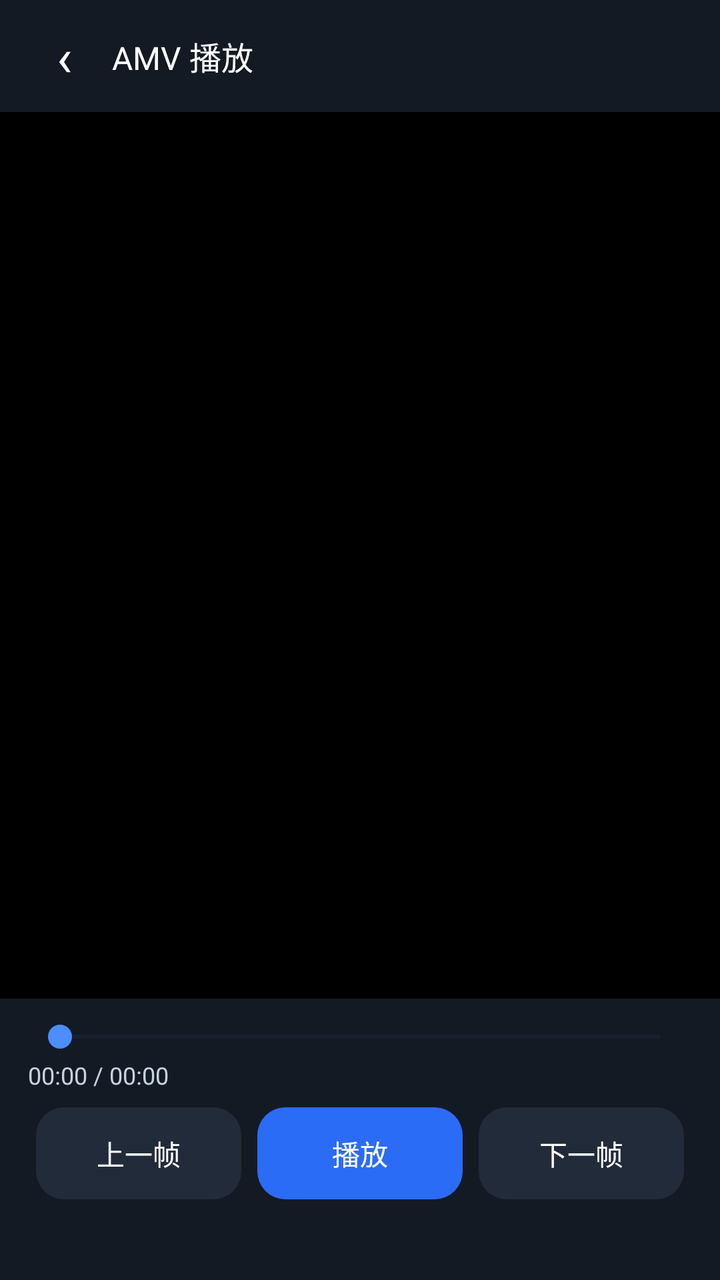
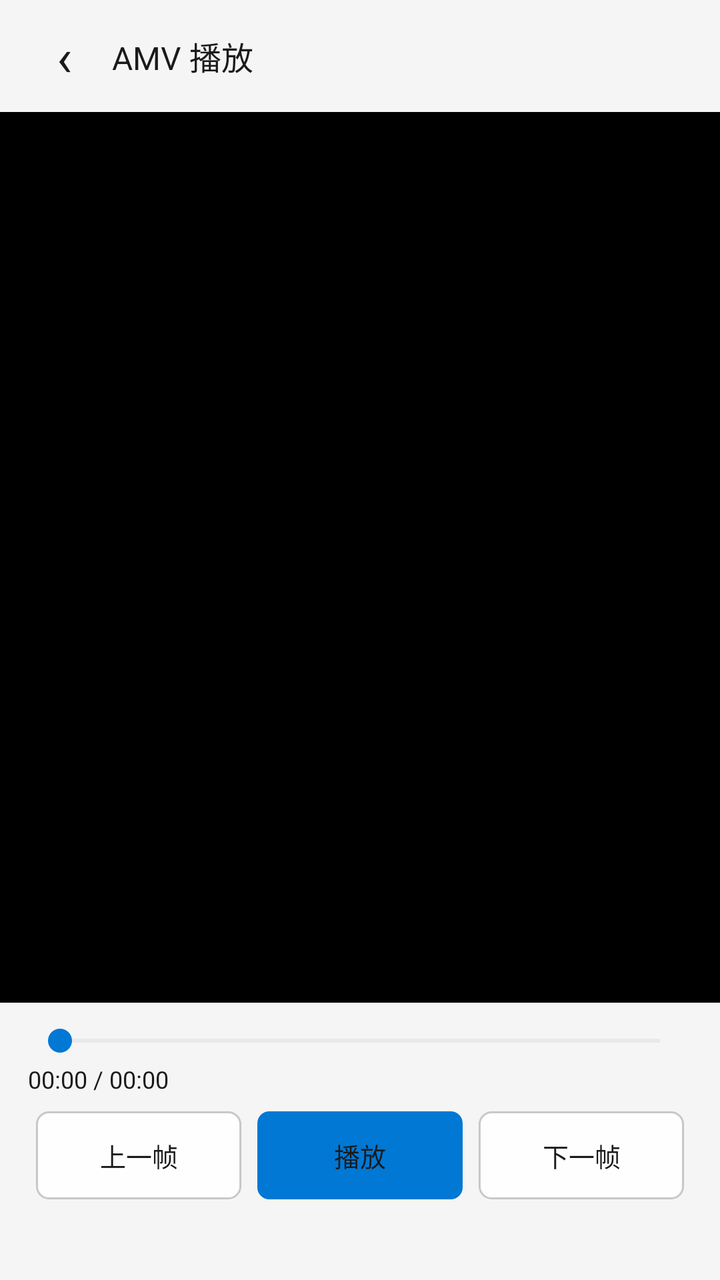

Before-and-after screenshots of an Android layout around one commit, followed by the original layout XML and the change that was made.
<!-- AndroidManifest.xml: application theme AmvTheme -->
<!-- res/layout/activity_player.xml -->
<?xml version="1.0" encoding="utf-8"?>
<LinearLayout xmlns:android="http://schemas.android.com/apk/res/android"
    android:layout_width="match_parent"
    android:layout_height="match_parent"
    android:background="#0B0F16"
    android:orientation="vertical">

    <LinearLayout
        android:layout_width="match_parent"
        android:layout_height="56dp"
        android:background="#141A24"
        android:gravity="center_vertical"
        android:orientation="horizontal"
        android:paddingStart="8dp"
        android:paddingEnd="16dp">

        <TextView
            android:id="@+id/btnBack"
            android:layout_width="wrap_content"
            android:layout_height="match_parent"
            android:gravity="center"
            android:minWidth="48dp"
            android:text="‹"
            android:textColor="#FFFFFF"
            android:textSize="26sp" />

        <TextView
            android:id="@+id/tvPlayerTitle"
            android:layout_width="0dp"
            android:layout_height="wrap_content"
            android:layout_weight="1"
            android:ellipsize="middle"
            android:singleLine="true"
            android:text="AMV 播放"
            android:textColor="#FFFFFF"
            android:textSize="16sp" />
    </LinearLayout>

    <FrameLayout
        android:layout_width="match_parent"
        android:layout_height="0dp"
        android:layout_weight="1"
        android:background="#000000">

        <ImageView
            android:id="@+id/playerImage"
            android:layout_width="match_parent"
            android:layout_height="match_parent"
            android:layout_gravity="center"
            android:scaleType="fitCenter" />

        <ProgressBar
            android:id="@+id/playerLoading"
            android:layout_width="wrap_content"
            android:layout_height="wrap_content"
            android:layout_gravity="center"
            android:indeterminate="true"
            android:indeterminateTint="#4C8DFF" />

        <TextView
            android:id="@+id/tvPlayerMessage"
            android:layout_width="wrap_content"
            android:layout_height="wrap_content"
            android:layout_gravity="center"
            android:gravity="center"
            android:padding="24dp"
            android:textColor="#9AA7BB"
            android:textSize="14sp" />
    </FrameLayout>

    <LinearLayout
        android:layout_width="match_parent"
        android:layout_height="wrap_content"
        android:background="#141A24"
        android:orientation="vertical"
        android:paddingStart="14dp"
        android:paddingTop="10dp"
        android:paddingEnd="14dp"
        android:paddingBottom="14dp">

        <SeekBar
            android:id="@+id/playerSeek"
            android:layout_width="match_parent"
            android:layout_height="wrap_content"
            android:max="100"
            android:progressBackgroundTint="#2A3345"
            android:progressTint="#4C8DFF"
            android:thumbTint="#4C8DFF" />

        <LinearLayout
            android:layout_width="match_parent"
            android:layout_height="wrap_content"
            android:layout_marginTop="2dp"
            android:orientation="horizontal">

            <TextView
                android:id="@+id/tvPlayerTime"
                android:layout_width="0dp"
                android:layout_height="wrap_content"
                android:layout_weight="1"
                android:text="00:00 / 00:00"
                android:textColor="#C7D2E0"
                android:textSize="12sp" />

            <TextView
                android:id="@+id/tvPlayerFrame"
                android:layout_width="wrap_content"
                android:layout_height="wrap_content"
                android:text=""
                android:textColor="#8A97AB"
                android:textSize="12sp" />
        </LinearLayout>

        <LinearLayout
            android:layout_width="match_parent"
            android:layout_height="wrap_content"
            android:layout_marginTop="8dp"
            android:orientation="horizontal">

            <Button
                android:id="@+id/btnPlayerPrev"
                style="@style/AmvPlayerButton"
                android:text="上一帧" />

            <Button
                android:id="@+id/btnPlayerPlay"
                style="@style/AmvPlayerButton"
                android:background="@drawable/bg_button_primary"
                android:text="播放" />

            <Button
                android:id="@+id/btnPlayerNext"
                style="@style/AmvPlayerButton"
                android:text="下一帧" />
        </LinearLayout>

        <TextView
            android:id="@+id/tvPlayerInfo"
            android:layout_width="match_parent"
            android:layout_height="wrap_content"
            android:layout_marginTop="10dp"
            android:textColor="#8A97AB"
            android:textSize="12sp" />
    </LinearLayout>
</LinearLayout>
<!-- resources referenced by this layout -->
<resources>
  <!-- drawable bg_button_primary (drawable) -->
  <?xml version="1.0" encoding="utf-8"?>
  <selector xmlns:android="http://schemas.android.com/apk/res/android">
      <item android:state_pressed="true">
          <shape android:shape="rectangle">
              <solid android:color="#1B4FD0" />
              <corners android:radius="14dp" />
          </shape>
      </item>
      <item>
          <shape android:shape="rectangle">
              <solid android:color="#2B6CF6" />
              <corners android:radius="14dp" />
          </shape>
      </item>
  </selector>
  <style name="AmvPlayerButton">
          <item name="android:layout_width">0dp</item>
          <item name="android:layout_weight">1</item>
          <item name="android:layout_height">46dp</item>
          <item name="android:layout_marginStart">4dp</item>
          <item name="android:layout_marginEnd">4dp</item>
          <item name="android:textSize">14sp</item>
          <item name="android:textColor">#FFFFFF</item>
          <item name="android:textAllCaps">false</item>
          <item name="android:background">@drawable/bg_button_dark</item>
          <item name="android:stateListAnimator">@null</item>
          <item name="android:minWidth">0dp</item>
      </style>
  <style name="AmvTheme" parent="@android:style/Theme.Material.Light.NoActionBar">
          <item name="android:colorPrimary">#2B6CF6</item>
          <item name="android:colorPrimaryDark">#1B4FD0</item>
          <item name="android:colorAccent">#2B6CF6</item>
          <item name="android:windowBackground">#F4F6FA</item>
          <item name="android:statusBarColor">#1B4FD0</item>
          <item name="android:textColorPrimary">#101828</item>
          <item name="android:textColorSecondary">#667085</item>
      </style>
  <!-- drawable bg_button_dark (drawable) -->
  <?xml version="1.0" encoding="utf-8"?>
  <selector xmlns:android="http://schemas.android.com/apk/res/android">
      <item android:state_pressed="true">
          <shape android:shape="rectangle">
              <solid android:color="#2E3A4D" />
              <corners android:radius="14dp" />
          </shape>
      </item>
      <item>
          <shape android:shape="rectangle">
              <solid android:color="#222B3A" />
              <corners android:radius="14dp" />
          </shape>
      </item>
  </selector>
</resources>

<!-- the commit's change to res/layout/activity_player.xml (unified diff, before → after) -->
@@ -2,13 +2,13 @@
 <LinearLayout xmlns:android="http://schemas.android.com/apk/res/android"
     android:layout_width="match_parent"
     android:layout_height="match_parent"
-    android:background="#0B0F16"
+    android:background="@color/window_bg"
     android:orientation="vertical">
 
     <LinearLayout
         android:layout_width="match_parent"
         android:layout_height="56dp"
-        android:background="#141A24"
+        android:background="@color/header_bg"
         android:gravity="center_vertical"
         android:orientation="horizontal"
         android:paddingStart="8dp"
@@ -21,7 +21,7 @@
             android:gravity="center"
             android:minWidth="48dp"
             android:text="‹"
-            android:textColor="#FFFFFF"
+            android:textColor="@color/text_primary"
             android:textSize="26sp" />
 
         <TextView
@@ -32,7 +32,7 @@
             android:ellipsize="middle"
             android:singleLine="true"
             android:text="AMV 播放"
-            android:textColor="#FFFFFF"
+            android:textColor="@color/text_primary"
             android:textSize="16sp" />
     </LinearLayout>
 
@@ -55,7 +55,7 @@
             android:layout_height="wrap_content"
             android:layout_gravity="center"
             android:indeterminate="true"
-            android:indeterminateTint="#4C8DFF" />
+            android:indeterminateTint="@color/progress_fg" />
 
         <TextView
             android:id="@+id/tvPlayerMessage"
@@ -64,14 +64,14 @@
             android:layout_gravity="center"
             android:gravity="center"
             android:padding="24dp"
-            android:textColor="#9AA7BB"
+            android:textColor="@color/text_secondary"
             android:textSize="14sp" />
     </FrameLayout>
 
     <LinearLayout
         android:layout_width="match_parent"
         android:layout_height="wrap_content"
-        android:background="#141A24"
+        android:background="@color/header_bg"
         android:orientation="vertical"
         android:paddingStart="14dp"
         android:paddingTop="10dp"
@@ -83,9 +83,9 @@
             android:layout_width="match_parent"
             android:layout_height="wrap_content"
             android:max="100"
-            android:progressBackgroundTint="#2A3345"
-            android:progressTint="#4C8DFF"
-            android:thumbTint="#4C8DFF" />
+            android:progressBackgroundTint="@color/progress_bg"
+            android:progressTint="@color/progress_fg"
+            android:thumbTint="@color/progress_fg" />
 
         <LinearLayout
             android:layout_width="match_parent"
@@ -99,7 +99,7 @@
                 android:layout_height="wrap_content"
                 android:layout_weight="1"
                 android:text="00:00 / 00:00"
-                android:textColor="#C7D2E0"
+                android:textColor="@color/text_primary"
                 android:textSize="12sp" />
 
             <TextView
@@ -107,7 +107,7 @@
                 android:layout_width="wrap_content"
                 android:layout_height="wrap_content"
                 android:text=""
-                android:textColor="#8A97AB"
+                android:textColor="@color/text_secondary"
                 android:textSize="12sp" />
         </LinearLayout>
 
@@ -139,7 +139,7 @@
             android:layout_width="match_parent"
             android:layout_height="wrap_content"
             android:layout_marginTop="10dp"
-            android:textColor="#8A97AB"
+            android:textColor="@color/text_secondary"
             android:textSize="12sp" />
     </LinearLayout>
 </LinearLayout>
<!-- resource entries referenced after the edit -->
@@ -1,58 +1,73 @@
 <!-- resources referenced by this layout -->
 <resources>
+  <color name="header_bg">#CCF7F7F7</color>
+  <color name="progress_bg">#33000000</color>
+  <color name="progress_fg">#0078D4</color>
+  <color name="text_primary">#1A1A1A</color>
+  <color name="text_secondary">#5F5F5F</color>
+  <color name="window_bg">#F3F3F3</color>
   <!-- drawable bg_button_primary (drawable) -->
   <?xml version="1.0" encoding="utf-8"?>
   <selector xmlns:android="http://schemas.android.com/apk/res/android">
       <item android:state_pressed="true">
           <shape android:shape="rectangle">
-              <solid android:color="#1B4FD0" />
-              <corners android:radius="14dp" />
+              <solid android:color="@color/accent_pressed" />
+              <corners android:radius="6dp" />
           </shape>
       </item>
       <item>
           <shape android:shape="rectangle">
-              <solid android:color="#2B6CF6" />
-              <corners android:radius="14dp" />
+              <solid android:color="@color/accent_fill" />
+              <corners android:radius="6dp" />
           </shape>
       </item>
   </selector>
   <style name="AmvPlayerButton">
           <item name="android:layout_width">0dp</item>
           <item name="android:layout_weight">1</item>
-          <item name="android:layout_height">46dp</item>
+          <item name="android:layout_height">44dp</item>
           <item name="android:layout_marginStart">4dp</item>
           <item name="android:layout_marginEnd">4dp</item>
-          <item name="android:textSize">14sp</item>
-          <item name="android:textColor">#FFFFFF</item>
+          <item name="android:textSize">13sp</item>
+          <item name="android:textColor">@color/text_primary</item>
           <item name="android:textAllCaps">false</item>
           <item name="android:background">@drawable/bg_button_dark</item>
           <item name="android:stateListAnimator">@null</item>
           <item name="android:minWidth">0dp</item>
       </style>
   <style name="AmvTheme" parent="@android:style/Theme.Material.Light.NoActionBar">
-          <item name="android:colorPrimary">#2B6CF6</item>
-          <item name="android:colorPrimaryDark">#1B4FD0</item>
-          <item name="android:colorAccent">#2B6CF6</item>
-          <item name="android:windowBackground">#F4F6FA</item>
-          <item name="android:statusBarColor">#1B4FD0</item>
-          <item name="android:textColorPrimary">#101828</item>
-          <item name="android:textColorSecondary">#667085</item>
+          <item name="android:colorPrimary">@color/accent_fill</item>
+          <item name="android:colorPrimaryDark">@color/window_bg</item>
+          <item name="android:colorAccent">@color/accent_fill</item>
+          <item name="android:windowBackground">@color/window_bg</item>
+          <item name="android:statusBarColor">@color/window_bg</item>
+          <item name="android:navigationBarColor">@color/window_bg</item>
+          <item name="android:windowLightStatusBar">true</item>
+          <item name="android:textColorPrimary">@color/text_primary</item>
+          <item name="android:textColorSecondary">@color/text_secondary</item>
       </style>
+  <color name="accent_pressed">#0067B8</color>
+  <color name="accent_fill">#0078D4</color>
   <!-- drawable bg_button_dark (drawable) -->
   <?xml version="1.0" encoding="utf-8"?>
   <selector xmlns:android="http://schemas.android.com/apk/res/android">
       <item android:state_pressed="true">
           <shape android:shape="rectangle">
-              <solid android:color="#2E3A4D" />
-              <corners android:radius="14dp" />
+              <solid android:color="@color/button_bg_pressed" />
+              <corners android:radius="6dp" />
+              <stroke android:width="1dp" android:color="@color/button_border" />
           </shape>
       </item>
       <item>
           <shape android:shape="rectangle">
-              <solid android:color="#222B3A" />
-              <corners android:radius="14dp" />
+              <solid android:color="@color/button_bg" />
+              <corners android:radius="6dp" />
+              <stroke android:width="1dp" android:color="@color/button_border" />
           </shape>
       </item>
   </selector>
+  <color name="button_bg_pressed">#CCDCDCDC</color>
+  <color name="button_border">#33000000</color>
+  <color name="button_bg">#E6FFFFFF</color>
 </resources>
 
